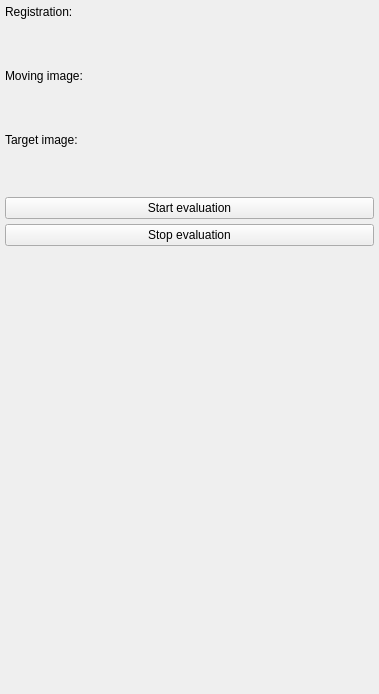
This is Plugins/org.mitk.gui.qt.matchpoint.evaluator/src/internal/QmitkMatchPointRegistrationEvaluator.ui in MITK/MITK as Qt 5 draws it before an edit. The edited form follows.
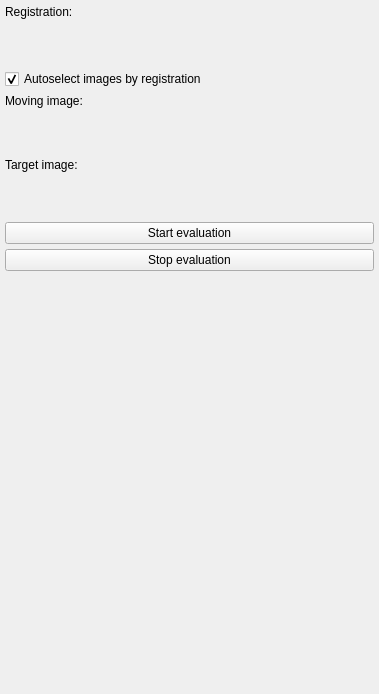
This is the edited form. Custom widgets are drawn as their Qt base class.

Patch:
```diff
--- a/Plugins/org.mitk.gui.qt.matchpoint.evaluator/src/internal/QmitkMatchPointRegistrationEvaluator.ui
+++ b/Plugins/org.mitk.gui.qt.matchpoint.evaluator/src/internal/QmitkMatchPointRegistrationEvaluator.ui
@@ -43,6 +43,19 @@
      </property>
     </widget>
    </item>
+   <item>
+    <widget class="QCheckBox" name="checkAutoSelect">
+     <property name="toolTip">
+      <string>If checked, the target and the moving image will be selected (if available) together with a selected registration.</string>
+     </property>
+     <property name="text">
+      <string>Autoselect images by registration</string>
+     </property>
+     <property name="checked">
+      <bool>true</bool>
+     </property>
+    </widget>
+   </item>
    <item>
     <widget class="QLabel" name="label_2">
      <property name="text">
```
